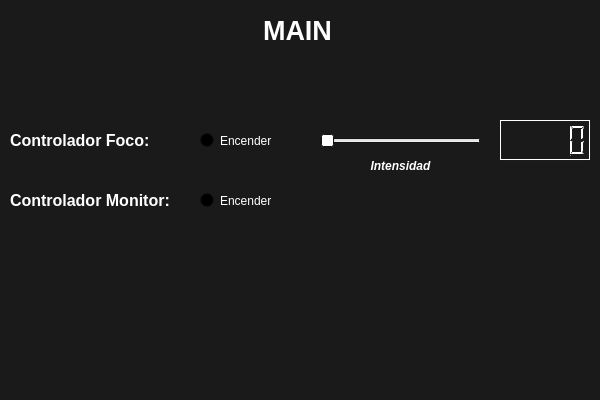
This is mainwindows.ui in IvanAntonioIbarra/raspsis as Qt 5 draws it before an edit. The edited form follows.
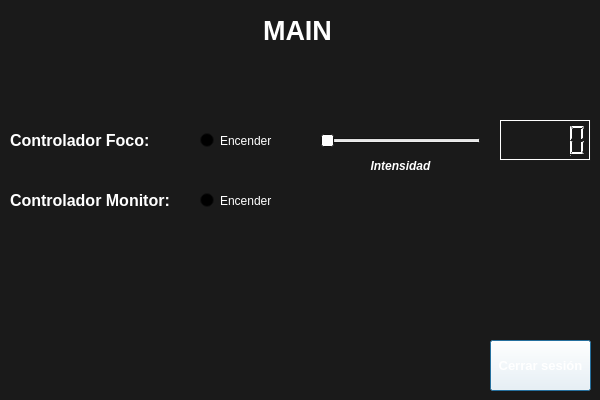
This is the edited form.

Diff of the .ui file:
```diff
--- a/mainwindows.ui
+++ b/mainwindows.ui
@@ -990,6 +990,26 @@
     <string>Encender</string>
    </property>
   </widget>
+  <widget class="QPushButton" name="pushButton">
+   <property name="geometry">
+    <rect>
+     <x>490</x>
+     <y>340</y>
+     <width>101</width>
+     <height>51</height>
+    </rect>
+   </property>
+   <property name="font">
+    <font>
+     <pointsize>10</pointsize>
+     <weight>75</weight>
+     <bold>true</bold>
+    </font>
+   </property>
+   <property name="text">
+    <string>Cerrar sesión</string>
+   </property>
+  </widget>
  </widget>
  <resources/>
  <connections/>
```
